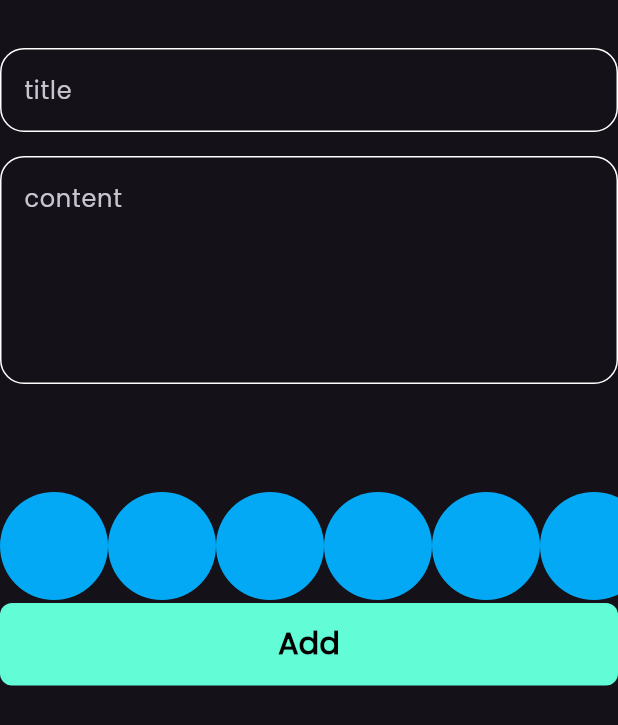
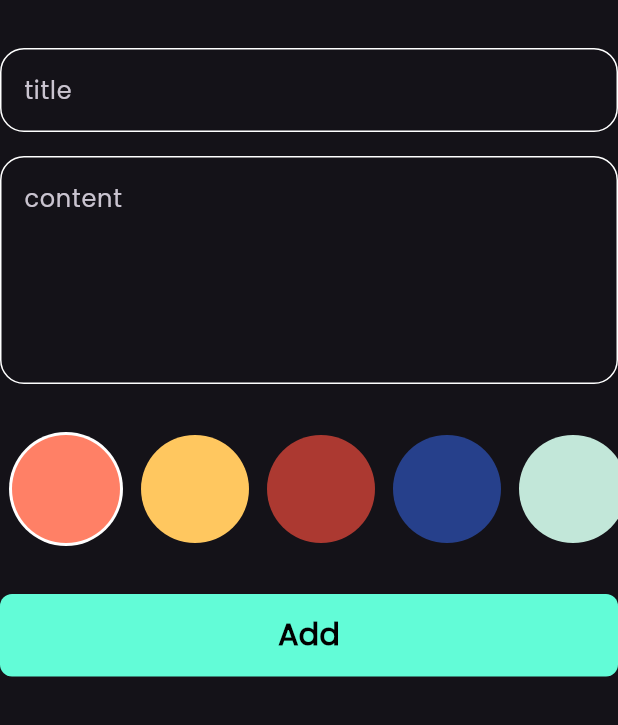
Before and after one commit to anasmohamed13/notes_app, a Flutter app: the AddNoteForm widget shown alone on an empty page, opened directly, on a phone screen of 412 x 824 dp. Shown: the top 725 px of the screen. Run offline on Flutter 3.47's test engine with Material 3 defaults, Android fonts, the phone set to English and light mode, and no system bars; our stand-ins replace bloc, flutter_bloc, hive, hive_flutter; accounts and stored records are empty.

Commit message:
colors list part two

```diff
--- a/lib/widgets/add_note_form.dart
+++ b/lib/widgets/add_note_form.dart
@@ -49,9 +49,12 @@
             maxLines: 5,
           ),
           const SizedBox(
-            height: 70,
+            height: 32,
           ),
           const ColorListView(),
+          const SizedBox(
+            height: 32,
+          ),
           BlocBuilder<AddNoteCubit, AddNoteCubitState>(
             builder: (context, state) {
               return CustomButton(
--- a/lib/widgets/colors_listview.dart
+++ b/lib/widgets/colors_listview.dart
@@ -1,29 +1,66 @@
 import 'package:flutter/material.dart';
 
 class ColorItem extends StatelessWidget {
-  const ColorItem({super.key});
-
+  const ColorItem({super.key, required this.isActive, required this.color});
+  final bool isActive;
+  final Color color;
   @override
   Widget build(BuildContext context) {
-    return const CircleAvatar(
-      radius: 36,
-      backgroundColor: Colors.lightBlue,
-    );
+    return isActive
+        ? CircleAvatar(
+            radius: 38,
+            backgroundColor: Colors.white,
+            child: CircleAvatar(
+              radius: 36,
+              backgroundColor: color,
+            ),
+          )
+        : CircleAvatar(
+            radius: 36,
+            backgroundColor: color,
+          );
   }
 }
 
-class ColorListView extends StatelessWidget {
+class ColorListView extends StatefulWidget {
   const ColorListView({super.key});
 
+  @override
+  State<ColorListView> createState() => _ColorListViewState();
+}
+
+class _ColorListViewState extends State<ColorListView> {
+  int currentindex = 0;
+
+  List<Color> listColors = [
+    const Color(0xffFF8066),
+    const Color(0xffFFC75F),
+    const Color(0xffAC3931),
+    const Color(0xff26408B),
+    const Color(0xffC2E7D9),
+    const Color(0xffA6CFD5),
+  ];
   @override
   Widget build(BuildContext context) {
     return SizedBox(
       height: 38 * 2,
       child: ListView.builder(
         scrollDirection: Axis.horizontal,
-        itemCount: 10,
+        itemCount: listColors.length,
         itemBuilder: (context, index) {
-          return const ColorItem();
+          return Padding(
+            padding: const EdgeInsets.symmetric(horizontal: 6),
+            child: GestureDetector(
+              onTap: () {
+                currentindex = index;
+                setState(() {});
+              },
+              child: ColorItem(
+                isActive: currentindex == index,
+                color: listColors[index],
+              ),
+            ),
+          );
         },
       ),
     );
```
